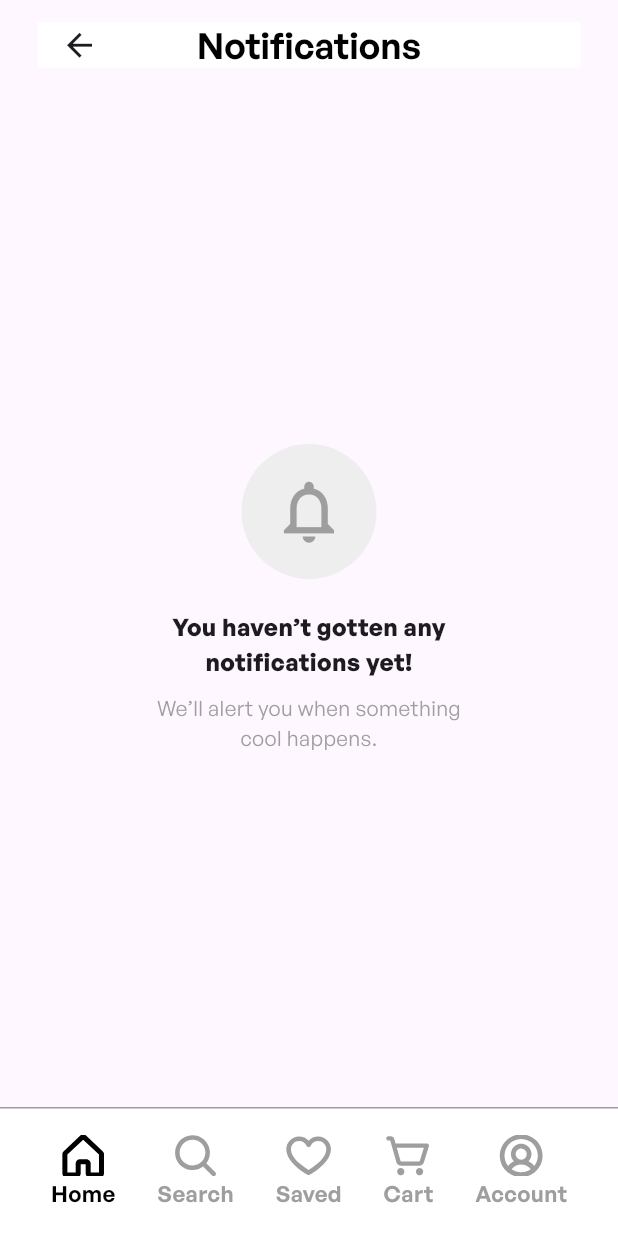
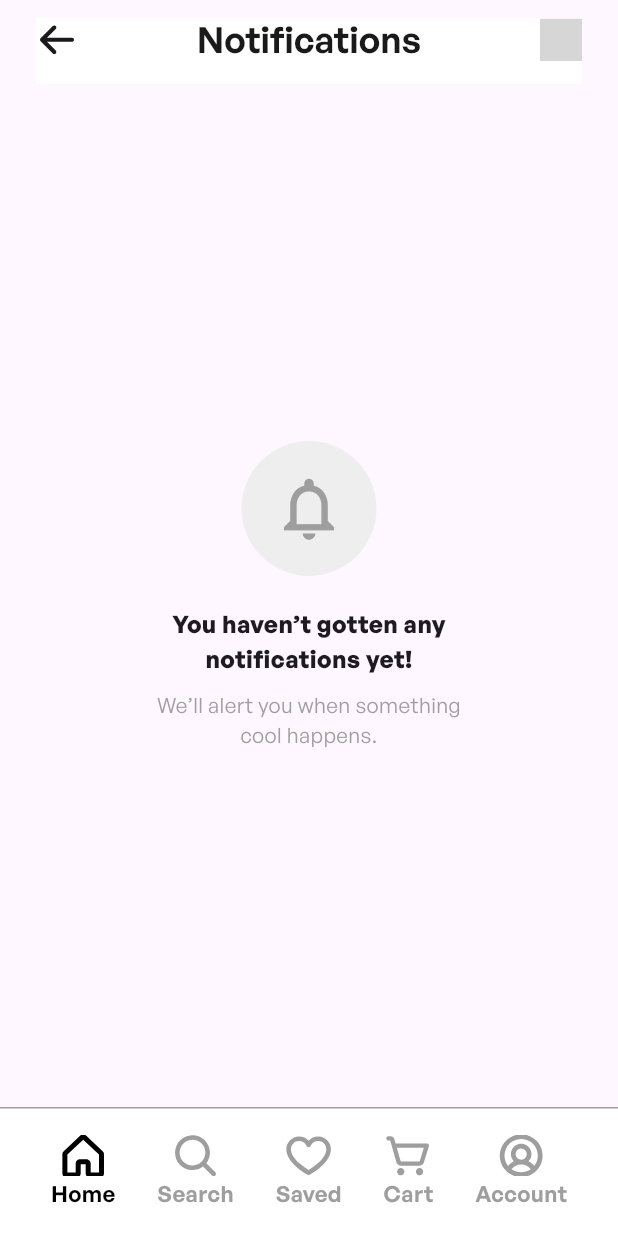
Before and after one commit to Clevrem5/storeApp, a Flutter app: the NotificationScreen screen opened by its route, on a phone screen of 412 x 824 dp. Run offline on Flutter 3.47's test engine with Material 3 defaults, Android fonts, the phone set to English and light mode, and no system bars; our stand-ins replace bloc, dio, equatable, flutter_bloc, flutter_screenutil, flutter_secure_storage and 6 more; accounts and stored records are empty; grey boxes are pictures that could not be loaded.

Commit message:
StoreAppbar qaytdi

```diff
--- /dev/null
+++ b/lib/Features/Common_Widgets/store_app_bar.dart
@@ -0,0 +1,57 @@
+import 'package:flutter/material.dart';
+import 'package:store_app/Features/Common_Widgets/store_icons.dart';
+
+import '../../Core/utils/app_colors.dart';
+
+class StoreAppBar extends StatelessWidget implements PreferredSizeWidget {
+  const StoreAppBar({
+    super.key,
+    required this.title,
+    required this.actions,
+    required this.leading,
+    required this.leadingCallBack,
+    required this.actionsCallBack,
+  });
+
+  final String title, actions, leading;
+  final VoidCallback leadingCallBack, actionsCallBack;
+
+  @override
+  Size get preferredSize => const Size.fromHeight(kToolbarHeight);
+
+  @override
+  Widget build(BuildContext context) {
+    return Padding(
+      padding: const EdgeInsets.only(top: 12, left: 24, right: 24),
+      child: AppBar(
+        toolbarHeight: 29,
+        leadingWidth: 28,
+        backgroundColor: AppColors.white,
+        leading: StoreIcons(
+          icons: leading,
+          color: AppColors.black,
+          callback: leadingCallBack,
+        ),
+        title: Center(
+          child: Text(
+            title,
+            style: TextStyle(
+              color: AppColors.black,
+              fontSize: 24,
+              fontWeight: FontWeight.w600,
+            ),
+          ),
+        ),
+        actions: [
+          StoreIcons(
+            callback: actionsCallBack,
+            icons: actions,
+            color: AppColors.black,
+            width: 28,
+            height: 28,
+          ),
+        ],
+      ),
+    );
+  }
+}
--- a/lib/Features/notification_page/page/notification.dart
+++ b/lib/Features/notification_page/page/notification.dart
@@ -3,7 +3,6 @@ import 'package:go_router/go_router.dart';
 import '../../../Core/navigation/routes.dart';
 import '../../Common_Widgets/store_app_bar.dart';
 import '../../Common_Widgets/store_bottom_navigation_bar.dart';
-import '../../search_page/page/store_app_bar.dart';
 
 class NotificationScreen extends StatelessWidget {
   const NotificationScreen({super.key});
@@ -12,8 +11,11 @@ class NotificationScreen extends StatelessWidget {
   Widget build(BuildContext context) {
     return Scaffold(
       appBar: StoreAppBar(
-        text: "Notifications",
-        actions: [],
+        actionsCallBack: () {},
+        leadingCallBack: () => context.pop(Routes.home),
+        leading: "assets/icons/back.svg",
+        actions: "",
+        title: "Notifications",
       ),
       body: Center(
         child: Column(
--- a/lib/Features/search_page/page/store_app_bar.dart
+++ b/lib/Features/search_page/page/store_app_bar.dart
@@ -5,8 +5,8 @@ import 'package:store_app/core/utils/app_colors.dart';
 
 import '../../../core/navigation/routes.dart';
 
-class StoreAppBar extends StatelessWidget implements PreferredSizeWidget {
-  const StoreAppBar({super.key, required this.text, this.actions});
+class StoreAppBarTwo extends StatelessWidget implements PreferredSizeWidget {
+  const StoreAppBarTwo({super.key, required this.text, this.actions});
 
   final String text;
   final List<Widget>? actions;
```
Also changed, not shown: lib/Features/Auth/reset_password/manager/reset_bloc.dart (added, +29 -0 lines), lib/Features/Auth/reset_password/manager/reset_state.dart (added, +30 -0 lines), lib/Features/Auth/reset_password/page/reset_new_password.dart (+9 -6 lines), lib/Features/Auth/reset_password/page/reset_password_code.dart (+9 -2 lines), lib/Features/Auth/reset_password/page/reset_password_email.dart (+7 -3 lines), lib/features/saved_page/page/saved_detail.dart (+9 -2 lines), lib/Features/Auth/reset_password/manager/reset_event.dart (added).
